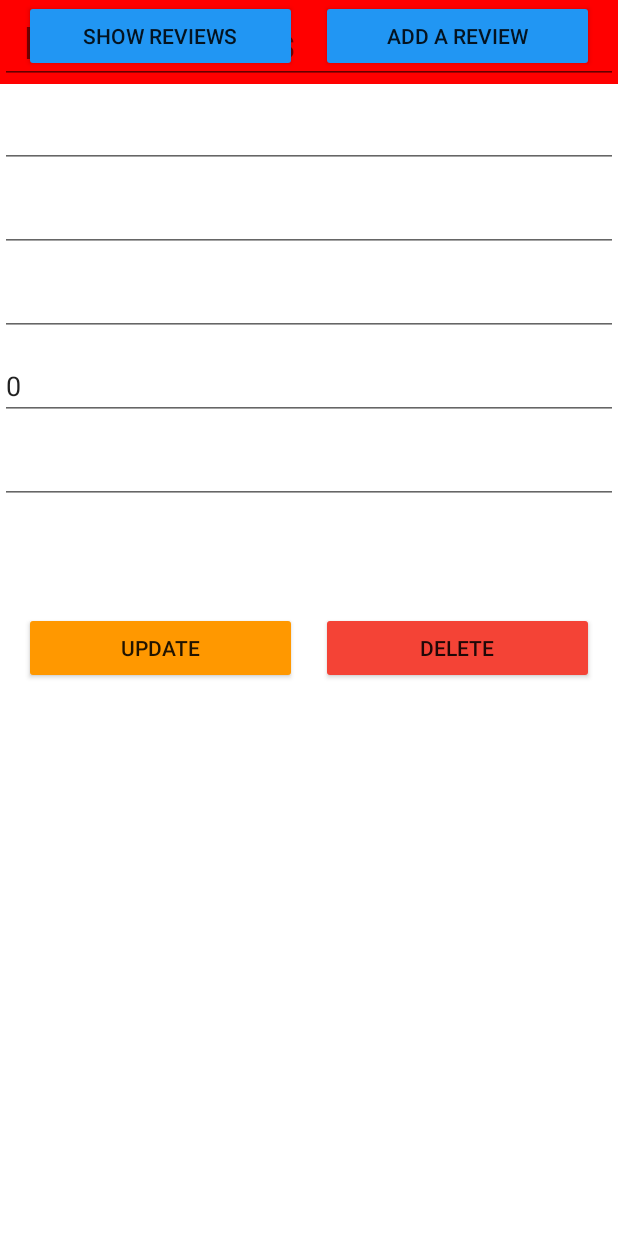
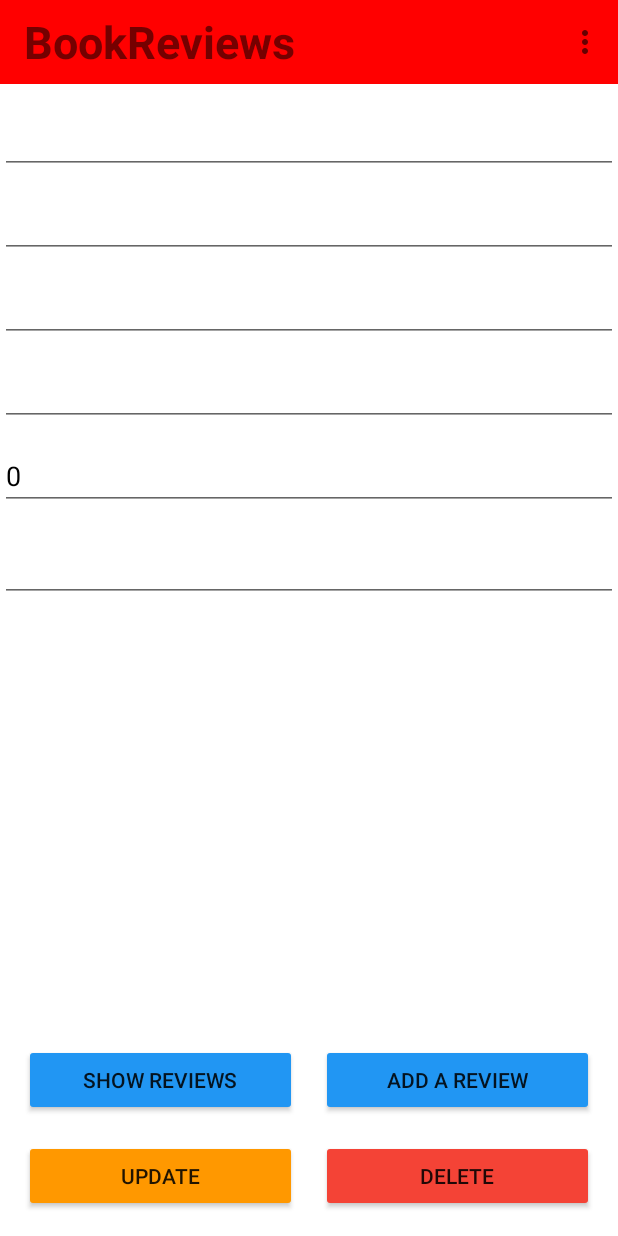
Before and after one commit to nmHEVS/BookReviews, an Android app: the ShowBook screen opened directly, with no data from a screen before it, on a phone screen of 412 x 824 dp. Run offline under Robolectric (Android 15) with nearby library versions, the phone set to English and light mode, and no system bars; our stand-ins replace Room's generated code.

Commit message:
graphic books / book ok

```diff
--- a/app/src/main/java/com/example/bookreviews/database/AppDatabase.java
+++ b/app/src/main/java/com/example/bookreviews/database/AppDatabase.java
@@ -76,6 +76,20 @@ public abstract class AppDatabase extends RoomDatabase {
 
     }
 
+
+    public static void initializeDemoData(final AppDatabase database) {
+        Executors.newSingleThreadExecutor().execute(() -> {
+            database.runInTransaction(() -> {
+                Log.i(TAG, "Wipe database.");
+                database.bookDao().deleteAll();
+                database.reviewDao().deleteAll();
+
+                DatabaseInitializer.populateDatabase(database);
+            });
+        });
+    }
+
+
     private void updateDatabaseCreated(final Context context){
         if(context.getDatabasePath(DATABASE_NAME).exists()){
             Log.i(TAG, "Database initialized.");
--- a/app/src/main/java/com/example/bookreviews/database/DatabaseInitializer.java
+++ b/app/src/main/java/com/example/bookreviews/database/DatabaseInitializer.java
@@ -36,7 +36,7 @@ public class DatabaseInitializer {
         //poopulate books
         addBook(db, "Fahrenheit 451", "Ray Bradbury", "Ballantine Books",
                 "Dystopian", 1953,
-                "Fahrenheit 451 is set in an unspecified city (likely in the American" +
+                "Fahrenheit 451 is set in an unspecified city \n (likely in the American" +
                         " Midwest) in the year 1999 (according to Ray Bradbury's Coda), though it "+
                         "is written as if set in a distant future. The earliest editions " +
                         "make clear that it takes place no earlier than the year 1960.\n" +
--- a/app/src/main/java/com/example/bookreviews/ui/MainActivity.java
+++ b/app/src/main/java/com/example/bookreviews/ui/MainActivity.java
@@ -29,6 +29,8 @@ public class MainActivity extends AppCompatActivity {
         Toolbar toolbar = findViewById(R.id.app_bar);
         setSupportActionBar(toolbar);
         AppDatabase.getInstance(getBaseContext());
+
+
     }
 
     public boolean onCreateOptionsMenu(Menu menu){
--- a/app/src/main/java/com/example/bookreviews/ui/ShowBook.java
+++ b/app/src/main/java/com/example/bookreviews/ui/ShowBook.java
@@ -53,7 +53,7 @@ public class ShowBook extends AppCompatActivity {
 
         Long bookId = getIntent().getLongExtra("bookId", 0L);
         String bookTitle = getIntent().getStringExtra("bookTitle");
-        String bookAuthor = getIntent().getStringExtra("bookTitle");
+        String bookAuthor = getIntent().getStringExtra("bookAuthor");
         String bookCategory = getIntent().getStringExtra("bookCategory");
         String bookEdition = getIntent().getStringExtra("bookEdition");
         String bookPlotSummary = getIntent().getStringExtra("bookPlotSummary");
--- a/app/src/main/java/com/example/bookreviews/viewmodel/BookListViewModel.java
+++ b/app/src/main/java/com/example/bookreviews/viewmodel/BookListViewModel.java
@@ -45,11 +45,11 @@ public class BookListViewModel extends AndroidViewModel {
 
         @NonNull
         private final Application application;
-
         private final BookRepository bookRepository;
 
         public Factory(@NonNull Application application){
             this.application = application;
+
             bookRepository = BookRepository.getInstance();
         }
 
--- a/app/src/main/res/layout/activity_display_book.xml
+++ b/app/src/main/res/layout/activity_display_book.xml
@@ -25,9 +25,10 @@
     <LinearLayout
         android:layout_width="match_parent"
         android:layout_height="match_parent"
+        android:layout_marginTop="60dp"
         android:orientation="vertical"
-        tools:layout_editor_absoluteX="16dp"
-        tools:layout_editor_absoluteY="138dp">
+        app:layout_constraintTop_toTopOf="parent"
+        tools:layout_editor_absoluteX="16dp">
 
         <com.google.android.material.textfield.TextInputLayout
             android:layout_width="match_parent"
@@ -37,6 +38,7 @@
                 android:id="@+id/title"
                 android:layout_width="match_parent"
                 android:layout_height="wrap_content"
+                android:textColor="?attr/textColor"
                 android:inputType="text" />
         </com.google.android.material.textfield.TextInputLayout>
 
@@ -48,6 +50,7 @@
                 android:id="@+id/author"
                 android:layout_width="match_parent"
                 android:layout_height="wrap_content"
+                android:textColor="?attr/textColor"
                 android:inputType="text" />
         </com.google.android.material.textfield.TextInputLayout>
 
@@ -59,6 +62,7 @@
                 android:id="@+id/category"
                 android:layout_width="match_parent"
                 android:layout_height="wrap_content"
+                android:textColor="?attr/textColor"
                 android:inputType="text" />
         </com.google.android.material.textfield.TextInputLayout>
 
@@ -70,6 +74,7 @@
                 android:id="@+id/edition"
                 android:layout_width="match_parent"
                 android:layout_height="wrap_content"
+                android:textColor="?attr/textColor"
                 android:inputType="text" />
         </com.google.android.material.textfield.TextInputLayout>
 
@@ -81,6 +86,7 @@
                 android:id="@+id/yearPublished"
                 android:layout_width="match_parent"
                 android:layout_height="wrap_content"
+                android:textColor="?attr/textColor"
                 android:inputType="text" />
         </com.google.android.material.textfield.TextInputLayout>
 
@@ -88,11 +94,28 @@
             android:layout_width="match_parent"
             android:layout_height="wrap_content">
 
-            <com.google.android.material.textfield.TextInputEditText
-                android:id="@+id/plotSummary"
-                android:layout_width="match_parent"
-                android:layout_height="wrap_content"
-                android:inputType="text" />
+
+            <TableRow
+                android:id="@+id/tableRow"
+                android:layout_width="fill_parent"
+                android:layout_height="240dp"
+                android:layout_marginTop="16dp"
+                android:foregroundTint="?attr/metaTextColor"
+                android:textColor="?attr/textColor"
+                app:layout_constraintEnd_toEndOf="parent"
+                app:layout_constraintStart_toStartOf="parent"
+                app:layout_constraintTop_toBottomOf="@+id/review_textView">
+
+
+                <com.google.android.material.textfield.TextInputEditText
+                    android:id="@+id/plotSummary"
+                    android:layout_width="match_parent"
+                    android:layout_height="wrap_content"
+                    android:inputType="textMultiLine"
+                    android:textColor="?attr/textColor" />
+
+            </TableRow>
+
         </com.google.android.material.textfield.TextInputLayout>
     </LinearLayout>
 
@@ -101,35 +124,34 @@
         android:layout_width="0dp"
         android:layout_height="wrap_content"
         android:layout_marginStart="16dp"
-        android:layout_marginTop="16dp"
         android:layout_marginEnd="8dp"
+        android:layout_marginBottom="16dp"
         android:backgroundTint="#2196F3"
         android:onClick="displayAllReviews"
         android:text="@string/show_reviews"
+        app:layout_constraintBottom_toTopOf="@+id/update_book"
         app:layout_constraintEnd_toStartOf="@+id/add_review"
-        app:layout_constraintStart_toStartOf="parent"
-        app:layout_constraintTop_toBottomOf="@+id/tableRow" />
+        app:layout_constraintStart_toStartOf="parent" />
 
     <Button
         android:id="@+id/add_review"
         android:layout_width="0dp"
         android:layout_height="wrap_content"
         android:layout_marginStart="8dp"
-        android:layout_marginTop="16dp"
         android:layout_marginEnd="16dp"
+        android:layout_marginBottom="16dp"
         android:backgroundTint="#2196F3"
         android:onClick="addReview"
         android:text="@string/add_review"
+        app:layout_constraintBottom_toTopOf="@+id/delete_book"
         app:layout_constraintEnd_toEndOf="parent"
-        app:layout_constraintStart_toEndOf="@+id/show_reviews"
-        app:layout_constraintTop_toBottomOf="@+id/tableRow" />
+        app:layout_constraintStart_toEndOf="@+id/show_reviews" />
 
     <Button
         android:id="@+id/update_book"
         android:layout_width="0dp"
         android:layout_height="wrap_content"
         android:layout_marginStart="16dp"
-        android:layout_marginTop="8dp"
         android:layout_marginEnd="8dp"
         android:layout_marginBottom="16dp"
         android:backgroundTint="#FF9800"
@@ -137,15 +159,13 @@
         android:text="@string/update_book"
         app:layout_constraintBottom_toBottomOf="parent"
         app:layout_constraintEnd_toStartOf="@+id/delete_book"
-        app:layout_constraintStart_toStartOf="parent"
-        app:layout_constraintTop_toBottomOf="@+id/show_reviews" />
+        app:layout_constraintStart_toStartOf="parent" />
 
     <Button
         android:id="@+id/delete_book"
         android:layout_width="0dp"
         android:layout_height="wrap_content"
         android:layout_marginStart="8dp"
-        android:layout_marginTop="8dp"
         android:layout_marginEnd="16dp"
         android:layout_marginBottom="16dp"
         android:backgroundTint="#F44336"
@@ -153,8 +173,7 @@
         android:text="@string/delete_book"
         app:layout_constraintBottom_toBottomOf="parent"
         app:layout_constraintEnd_toEndOf="parent"
-        app:layout_constraintStart_toEndOf="@+id/update_book"
-        app:layout_constraintTop_toBottomOf="@+id/add_review" />
+        app:layout_constraintStart_toEndOf="@+id/update_book" />
 
 
 
--- a/app/src/main/res/layout/recycler_view.xml
+++ b/app/src/main/res/layout/recycler_view.xml
@@ -1,10 +1,9 @@
 <?xml version="1.0" encoding="utf-8"?>
 
-<TextView
-    xmlns:android="http://schemas.android.com/apk/res/android"
+<TextView xmlns:android="http://schemas.android.com/apk/res/android"
     android:id="@+id/tvRecyclerView"
     android:layout_width="wrap_content"
     android:layout_height="wrap_content"
     android:text="TextView"
-    android:textSize="25sp">
-</TextView>
+    android:textColor="?attr/textColor"
+    android:textSize="25sp"></TextView>
```
